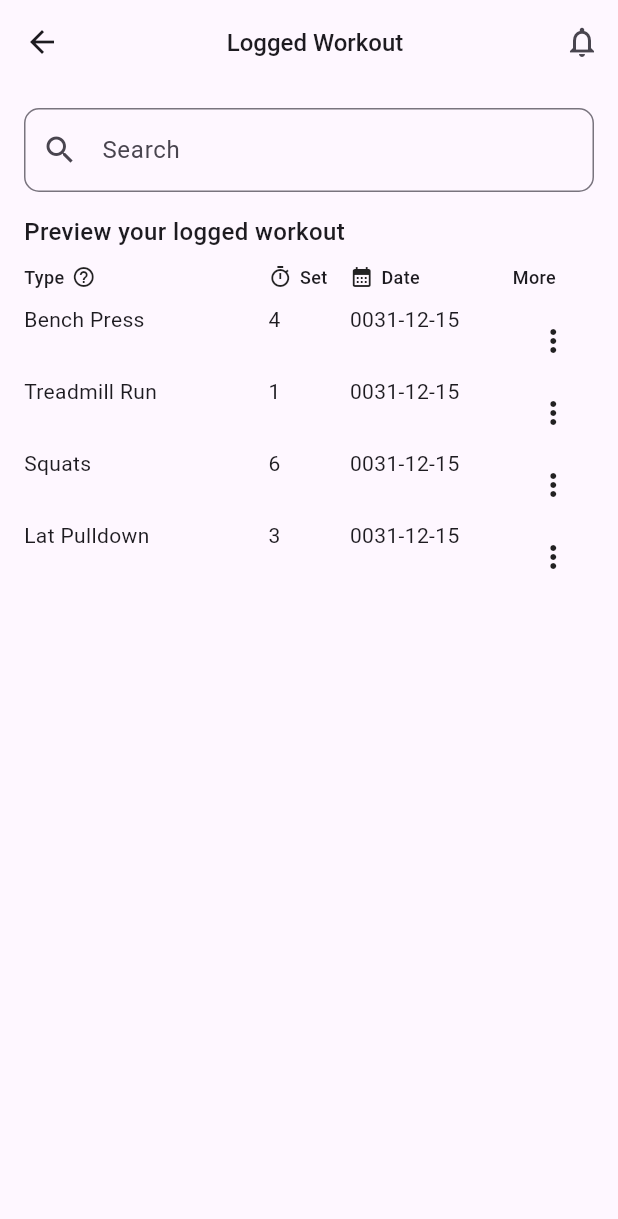
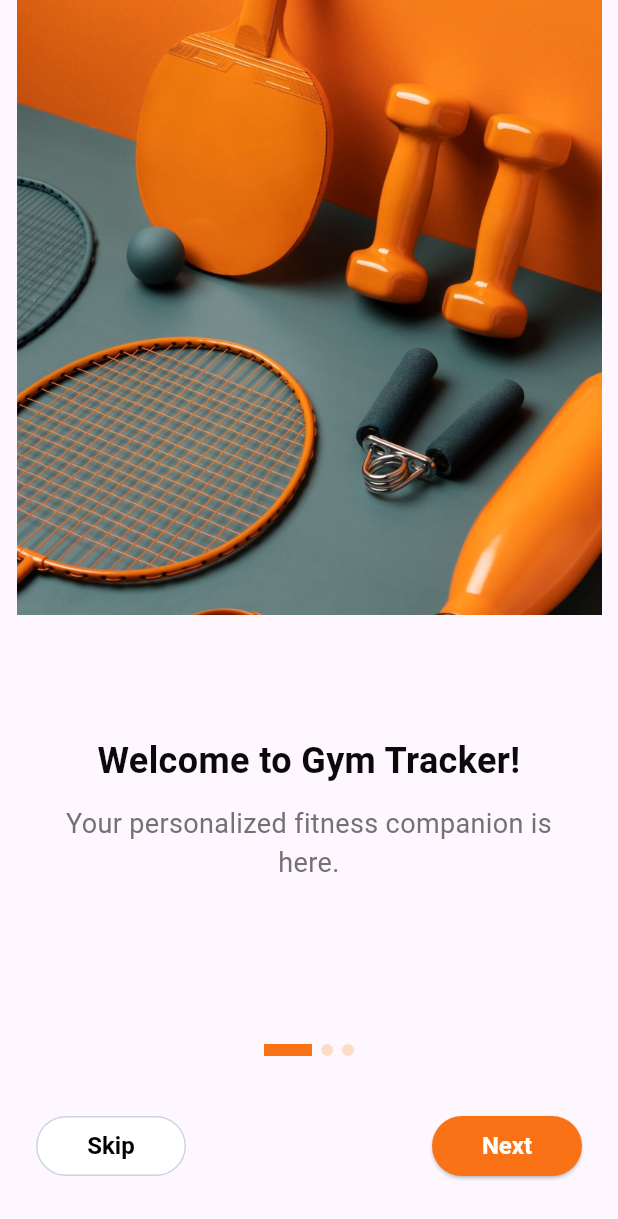
Before and after one commit to Dehbbyk/gym_tracker, a Flutter app: the screen it shows after launch, on a phone screen of 412 x 824 dp. Shown: the top 1219 px of the screen. Run offline on Flutter 3.47's test engine with Material 3 defaults, Android fonts, the phone set to English and light mode, and no system bars; our stand-ins replace stacked, stacked_services, stacked_shared; missing offline and left inert: nfc_manager.

Commit message:
ui build: splash and onboarding fixed

```diff
--- a/lib/app/app.dart
+++ b/lib/app/app.dart
@@ -13,6 +13,7 @@ import 'package:gym_tracker/ui/views/log_workout/log_workout_view.dart';
 import 'package:gym_tracker/ui/views/logged_workout/logged_workout_view.dart';
 import 'package:gym_tracker/ui/views/maintaince_history/maintaince_history_view.dart';
 import 'package:gym_tracker/ui/views/report_issues/report_issues_view.dart';
+import 'package:gym_tracker/ui/views/onboarding/onboarding_view.dart';
 // @stacked-import
 
 @StackedApp(
@@ -27,6 +28,7 @@ import 'package:gym_tracker/ui/views/report_issues/report_issues_view.dart';
     MaterialRoute(page: LoggedWorkoutView),
     MaterialRoute(page: MaintainceHistoryView),
     MaterialRoute(page: ReportIssuesView),
+    MaterialRoute(page: OnboardingView),
 // @stacked-route
   ],
   dependencies: [
--- /dev/null
+++ b/lib/core/models/onboarding_model.dart
@@ -0,0 +1,8 @@
+class OnboardingModel{
+  final String onboardingImgUrl;
+  final String onboardingTitle;
+  final String onboardingDescription;
+
+  const OnboardingModel(
+      {required this.onboardingImgUrl, required this.onboardingTitle,required this.onboardingDescription,});
+}
--- a/lib/main.dart
+++ b/lib/main.dart
@@ -20,7 +20,7 @@ class MainApp extends StatelessWidget {
   Widget build(BuildContext context) {
     return MaterialApp(
       debugShowCheckedModeBanner: false,
-       initialRoute: Routes.loggedWorkoutView,
+       initialRoute: Routes.startupView,
       onGenerateRoute: StackedRouter().onGenerateRoute,
       navigatorKey: StackedService.navigatorKey,
       navigatorObservers: [
--- a/lib/ui/common/app_colors.dart
+++ b/lib/ui/common/app_colors.dart
@@ -1,9 +1,13 @@
 import 'package:flutter/material.dart';
 
-const Color kcPrimaryColor = Color(0xFF9600FF);
 const Color kcPrimaryColorDark = Color(0xFF300151);
 const Color kcDarkGreyColor = Color(0xFF1A1B1E);
 const Color kcMediumGrey = Color(0xFF474A54);
 const Color kcLightGrey = Color.fromARGB(255, 187, 187, 187);
 const Color kcVeryLightGrey = Color(0xFFE3E3E3);
 const Color kcBackgroundColor = kcDarkGreyColor;
+
+
+const Color kcPrimaryColor = Color(0xffF97316);
+const Color kcTextColor1 = Color(0xff0A0A0A);
+const Color kcTextColor2 = Color(0xff737271);
--- /dev/null
+++ b/lib/ui/views/onboarding/onboarding_view.dart
@@ -0,0 +1,116 @@
+import 'package:flutter/material.dart';
+import 'package:gym_tracker/ui/common/app_colors.dart';
+import 'package:gym_tracker/ui/widgets/onboarding_slide.dart';
+import 'package:stacked/stacked.dart';
+
+import 'onboarding_viewmodel.dart';
+
+class OnboardingView extends StackedView<OnboardingViewModel> {
+  const OnboardingView({Key? key}) : super(key: key);
+
+  @override
+  Widget builder(
+    BuildContext context,
+    OnboardingViewModel viewModel,
+    Widget? child,
+  ) {
+    return Scaffold(
+      backgroundColor: Theme.of(context).colorScheme.background,
+      body: SafeArea(
+        child: Column(children: [
+          Expanded(
+              child: Center(
+            child: PageView(
+              controller: viewModel.pageController,
+              onPageChanged: (index) => viewModel.changeNote(index),
+              children: List.generate(
+                viewModel.onboardingNotes.length,
+                (index) =>
+                    OnboardingSlide(model: viewModel.onboardingNotes[index]),
+              ),
+            ),
+          )),
+          const SizedBox(
+            height: 24,
+          ),
+          Row(
+            mainAxisAlignment: MainAxisAlignment.center,
+            children: List.generate(viewModel.onboardingNotes.length, (index) {
+              return Padding(
+                padding: const EdgeInsets.symmetric(horizontal: 3.0),
+                child: Container(
+                  height: 8,
+                  width: viewModel.noteIndex == index ? 32 : 8,
+                  decoration: BoxDecoration(
+                    shape: viewModel.noteIndex == index
+                        ? BoxShape.rectangle
+                        : BoxShape.circle,
+                    color: viewModel.noteIndex == index
+                        ? kcPrimaryColor
+                        : const Color(0xffFDDCC5),
+                  ),
+                ),
+              );
+            }),
+          ),
+          Padding(
+            padding: const EdgeInsets.symmetric(horizontal: 24),
+            child: Row(
+              mainAxisAlignment: MainAxisAlignment.spaceBetween,
+              children: [
+                SizedBox(
+                  height: 40,
+                  width: 100,
+                  child: OutlinedButton(
+                    onPressed: viewModel.skip,
+                    style: OutlinedButton.styleFrom(
+                      side: const BorderSide(color: Color(0xffCBD5E1)),
+                      backgroundColor: Colors.white,
+                      textStyle: const TextStyle(
+                        fontSize: 16,
+                        fontWeight: FontWeight.w600,
+                        color: Colors.black,
+                      ),
+                    ),
+                    child: const Text(
+                      'Skip',
+                      style: TextStyle(color: Colors.black),
+                    ),
+                  ),
+                ),
+                const SizedBox(
+                  height: 120,
+                ),
+                SizedBox(
+                  height: 40,
+                  width: 100,
+                  child: ElevatedButton(
+                    onPressed: viewModel.next,
+                    style: ElevatedButton.styleFrom(
+                      backgroundColor: const Color(0xFFF97316),
+                      textStyle: const TextStyle(
+                        fontSize: 16,
+                        fontWeight: FontWeight.w600,
+                        color: Colors.white,
+                      ),
+                    ),
+                    child: const Text(
+                      'Next',
+                      style: TextStyle(color: Colors.white),
+                    ),
+                  ),
+                ),
+              ],
+            ),
+          ),
+        ]),
+      ),
+    );
+  }
+
+  @override
+  OnboardingViewModel viewModelBuilder(
+    BuildContext context,
+  ) =>
+      OnboardingViewModel();
+}
--- /dev/null
+++ b/lib/ui/views/onboarding/onboarding_viewmodel.dart
@@ -0,0 +1,46 @@
+import 'package:flutter/material.dart';
+import 'package:gym_tracker/app/app.locator.dart';
+import 'package:gym_tracker/app/app.router.dart';
+import 'package:gym_tracker/core/models/onboarding_model.dart';
+import 'package:stacked/stacked.dart';
+import 'package:stacked_services/stacked_services.dart';
+
+class OnboardingViewModel extends BaseViewModel {
+  final PageController pageController = PageController();
+  final _navigationService = locator<NavigationService>();
+
+  int noteIndex = 0;
+
+  List<OnboardingModel> onboardingNotes = [
+    const OnboardingModel(
+        onboardingImgUrl: "assets/images/onboarding_img2.png",
+        onboardingTitle: "Welcome to Gym Tracker!",
+        onboardingDescription: "Your personalized fitness companion is here."),
+    const OnboardingModel(
+        onboardingImgUrl: "assets/images/onboarding_img1.png",
+        onboardingTitle: "Access equipment guide",
+        onboardingDescription: "View detailed instructions and videos for each equipment."),
+    const OnboardingModel(
+        onboardingImgUrl: "assets/images/onboarding_img3.png",
+        onboardingTitle: "Track Your Progress",
+        onboardingDescription: "Keep a detailed log of your exercises and monitor your improvements over time.")
+  ];
+
+  void changeNote(int index) {
+    noteIndex = index;
+    notifyListeners();
+  }
+
+  void next() {
+    if (noteIndex < onboardingNotes.length - 1) {
+      noteIndex++;
+      notifyListeners();
+    } else {
+      _navigationService.navigateTo(Routes.homeView);
+    }
+  }
+
+  void skip (){
+    _navigationService.navigateTo(Routes.homeView);
+  }
+}
--- a/lib/ui/views/startup/startup_view.dart
+++ b/lib/ui/views/startup/startup_view.dart
@@ -19,24 +19,11 @@ class StartupView extends StackedView<StartupViewModel> {
         child: Column(
           mainAxisSize: MainAxisSize.min,
           children: [
+            Image(image: AssetImage("assets/images/gym_tracker_logo.png"), height: 100,width: 100,),
+            SizedBox(height: 25,),
             Text(
-              'STACKED',
-              style: TextStyle(fontSize: 40, fontWeight: FontWeight.w900),
-            ),
-            Row(
-              mainAxisSize: MainAxisSize.min,
-              children: [
-                Text('Loading ...', style: TextStyle(fontSize: 16)),
-                horizontalSpaceSmall,
-                SizedBox(
-                  width: 16,
-                  height: 16,
-                  child: CircularProgressIndicator(
-                    color: Colors.black,
-                    strokeWidth: 6,
-                  ),
-                )
-              ],
+              'Gym Tracker',
+              style: TextStyle(fontSize: 54, fontWeight: FontWeight.w700 , ),
             ),
           ],
         ),
--- a/lib/ui/views/startup/startup_viewmodel.dart
+++ b/lib/ui/views/startup/startup_viewmodel.dart
@@ -13,6 +13,6 @@ class StartupViewModel extends BaseViewModel {
     // This is where you can make decisions on where your app should navigate when
     // you have custom startup logic
 
-    _navigationService.replaceWithHomeView();
+    _navigationService.replaceWithOnboardingView();
   }
 }
--- /dev/null
+++ b/lib/ui/widgets/onboarding_slide.dart
@@ -0,0 +1,46 @@
+import 'package:flutter/material.dart';
+import 'package:gym_tracker/core/models/onboarding_model.dart';
+import 'package:gym_tracker/ui/common/app_colors.dart';
+
+class OnboardingSlide extends StatelessWidget {
+  final OnboardingModel model;
+  const OnboardingSlide({super.key, required this.model});
+
+  @override
+  Widget build(BuildContext context) {
+    return Column(
+      crossAxisAlignment: CrossAxisAlignment.center,
+      children: [
+        Image(
+          image: AssetImage(model.onboardingImgUrl),
+          height: 410,
+        ),
+        const SizedBox(
+          height: 80,
+        ),
+        Padding(
+          padding: const EdgeInsets.symmetric(horizontal: 24.0),
+          child: Text(
+            model.onboardingTitle,
+            style: const TextStyle(
+                fontWeight: FontWeight.w700, fontSize: 24, color: kcTextColor1),
+            textAlign: TextAlign.center,
+          ),
+        ),
+        const SizedBox(
+          height: 12,
+        ),
+        Padding(
+          padding: const EdgeInsets.symmetric(horizontal: 24.0),
+          child: Text(
+            model.onboardingDescription,
+            style: const TextStyle(
+                fontWeight: FontWeight.w400, fontSize: 18, color: kcTextColor2),
+            textAlign: TextAlign.center,
+
+          ),
+        ),
+      ],
+    );
+  }
+}
--- a/pubspec.yaml
+++ b/pubspec.yaml
@@ -23,3 +23,6 @@ dev_dependencies:
 
 flutter:
   uses-material-design: true
+  assets:
+    - assets/
+    - assets/images/
```
Also changed, not shown: lib/app/app.router.dart (+55 -13 lines), assets/images/gym_tracker_logo.png (added), assets/images/onboarding_img1.png (added), assets/images/onboarding_img2.png (added), assets/images/onboarding_img3.png (added).
